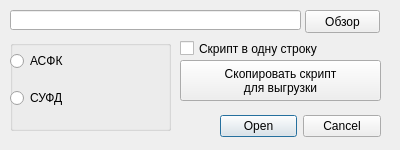
First picture: the form in interfaces/selectExcel.ui, repository Ara-Bog/KingMatrixDesk, before the edit.
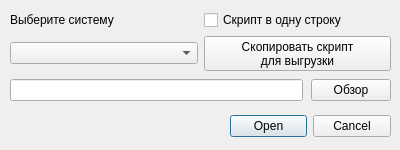
Second picture: the form after the edit.

The edit to the form file:
```diff
--- a/interfaces/selectExcel.ui
+++ b/interfaces/selectExcel.ui
@@ -28,7 +28,7 @@
   <widget class="QDialogButtonBox" name="buttonBox">
    <property name="geometry">
     <rect>
-     <x>220</x>
+     <x>230</x>
      <y>110</y>
      <width>161</width>
      <height>32</height>
@@ -41,86 +41,54 @@
     <set>QDialogButtonBox::Cancel|QDialogButtonBox::Open</set>
    </property>
   </widget>
+  <widget class="QWidget" name="horizontalLayoutWidget_2">
+   <property name="geometry">
+    <rect>
+     <x>10</x>
+     <y>70</y>
+     <width>381</width>
+     <height>41</height>
+    </rect>
+   </property>
+   <layout class="QHBoxLayout" name="horizontalLayout_2">
+    <property name="spacing">
+     <number>8</number>
+    </property>
+    <item>
   <widget class="QLineEdit" name="excelPath">
-   <property name="geometry">
-    <rect>
-     <x>10</x>
-     <y>10</y>
-     <width>291</width>
-     <height>20</height>
-    </rect>
-   </property>
-   <property name="acceptDrops">
-    <bool>false</bool>
-   </property>
-  </widget>
-  <widget class="QPushButton" name="fileDialog">
-   <property name="geometry">
-    <rect>
-     <x>305</x>
-     <y>10</y>
-     <width>75</width>
-     <height>23</height>
-    </rect>
-   </property>
-   <property name="text">
-    <string>Обзор</string>
-   </property>
-  </widget>
-  <widget class="QGroupBox" name="selectSystem">
-   <property name="geometry">
-    <rect>
-     <x>10</x>
-     <y>40</y>
-     <width>161</width>
-     <height>91</height>
-    </rect>
-   </property>
-   <property name="title">
-    <string/>
-   </property>
-   <property name="flat">
+      <property name="enabled">
     <bool>true</bool>
    </property>
-   <property name="checkable">
-    <bool>false</bool>
-   </property>
-   <widget class="QWidget" name="verticalLayoutWidget">
+     </widget>
+    </item>
+    <item>
+     <widget class="QPushButton" name="file_dialog">
+      <property name="text">
+       <string>Обзор</string>
+      </property>
+     </widget>
+    </item>
+   </layout>
+  </widget>
+  <widget class="QWidget" name="gridLayoutWidget">
     <property name="geometry">
      <rect>
-      <x>0</x>
-      <y>0</y>
-      <width>160</width>
-      <height>80</height>
-     </rect>
-    </property>
-    <layout class="QVBoxLayout" name="verticalLayout">
-     <item>
-      <widget class="QRadioButton" name="asfk_check">
+     <x>10</x>
+     <y>10</y>
+     <width>381</width>
+     <height>61</height>
+    </rect>
+   </property>
+   <layout class="QGridLayout" name="gridLayout">
+    <item row="0" column="1">
+     <widget class="QCheckBox" name="minimizeScript">
        <property name="text">
-        <string>АСФК</string>
+       <string>Скрипт в одну строку</string>
        </property>
       </widget>
      </item>
-     <item>
-      <widget class="QRadioButton" name="sufd_check">
-       <property name="text">
-        <string>СУФД</string>
-       </property>
-      </widget>
-     </item>
-    </layout>
-   </widget>
-  </widget>
+    <item row="1" column="1">
   <widget class="QPushButton" name="copy_script">
-   <property name="geometry">
-    <rect>
-     <x>180</x>
-     <y>60</y>
-     <width>201</width>
-     <height>41</height>
-    </rect>
-   </property>
    <property name="sizePolicy">
     <sizepolicy hsizetype="Minimum" vsizetype="Maximum">
      <horstretch>0</horstretch>
@@ -146,19 +114,28 @@
    <property name="autoDefault">
     <bool>false</bool>
    </property>
-  </widget>
-  <widget class="QCheckBox" name="minimize_script">
-   <property name="geometry">
-    <rect>
-     <x>180</x>
-     <y>40</y>
-     <width>201</width>
-     <height>17</height>
-    </rect>
-   </property>
+      <property name="default">
+       <bool>false</bool>
+      </property>
+      <property name="flat">
+       <bool>false</bool>
+      </property>
+     </widget>
+    </item>
+    <item row="1" column="0">
+     <widget class="QComboBox" name="selectSystem"/>
+    </item>
+    <item row="0" column="0">
+     <widget class="QLabel" name="label">
    <property name="text">
-    <string>Скрипт в одну строку</string>
-   </property>
+       <string>Выберите систему</string>
+      </property>
+      <property name="buddy">
+       <cstring>selectSystem</cstring>
+      </property>
+     </widget>
+    </item>
+   </layout>
   </widget>
  </widget>
  <resources/>
```
Left out of the diff: 8 changed lines with no effect on the pictures. Lines whose indentation alone changed are shown as unchanged.
